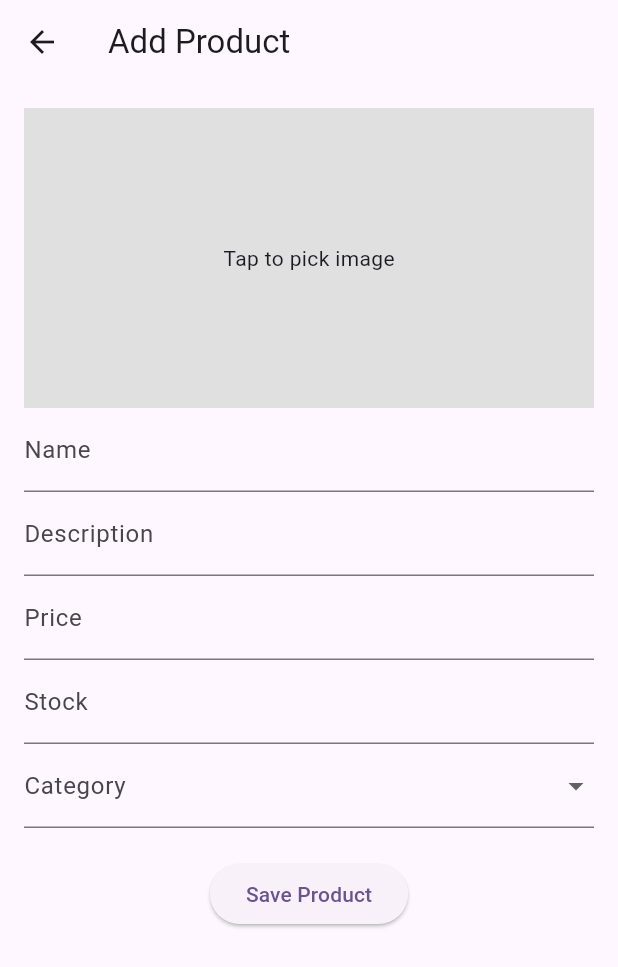
After one commit to sreejithtmurali/Luminarapifeb, a Flutter app: the Addproduct screen opened directly, after a tap on "Tap to pick image", on a phone screen of 412 x 824 dp. The commit adds this screen. Shown: the top 967 px of the screen. Run offline on Flutter 3.47's test engine with Material 3 defaults, Android fonts, the phone set to English and light mode, and no system bars; our stand-ins replace image_picker, shared_preferences; accounts and stored records are empty.

Commit message:
Initial commit2

```diff
--- /dev/null
+++ b/lib/views/addproduct.dart
@@ -0,0 +1,121 @@
+import 'dart:io';
+
+import 'package:flutter/cupertino.dart';
+import 'package:flutter/material.dart';
+import 'package:image_picker/image_picker.dart';
+import 'package:untitled3/service/apiservice.dart';
+
+class Addproduct extends StatefulWidget {
+  const Addproduct({super.key});
+
+  @override
+  State<Addproduct> createState() => _AddproductState();
+}
+
+class _AddproductState extends State<Addproduct> {
+
+  final _formKey = GlobalKey<FormState>();
+  TextEditingController namectlr=TextEditingController();
+  TextEditingController descriptionctlr=TextEditingController();
+  TextEditingController pricectlr=TextEditingController();
+  TextEditingController stockctlr=TextEditingController();
+  ApiService apiService=ApiService();
+  num? id, price, stock;
+  String? name, description, category;
+  File? imageFile;
+
+  final List<String> categories = ['Electronics', 'Clothing', 'Books', 'Toys'];
+
+  Future<void> _pickImage() async {
+    final picked = await ImagePicker().pickImage(source: ImageSource.gallery);
+    if (picked != null) {
+      setState(() {
+        imageFile = File(picked.path);
+      });
+    }
+  }
+
+  Future<void> _saveProduct() async {
+    if (_formKey.currentState!.validate()) {
+      await apiService.addproduct(
+          name: namectlr.text.trim(),
+          description: descriptionctlr.text.trim(),
+          price: pricectlr.text,
+          stock: stockctlr.text,
+          category: category,
+          image:imageFile
+      );
+     }
+  }
+
+
+  @override
+  Widget build(BuildContext context) {
+    return Scaffold(
+      appBar: AppBar(title: Text('Add Product')),
+      body: SingleChildScrollView(
+        padding: EdgeInsets.all(16),
+        child: Form(
+          key: _formKey,
+          child: Column(
+            children: [
+              GestureDetector(
+                onTap: (){
+                  _pickImage();
+                },
+                child: Container(
+                  width: double.infinity,
+                  height: 200,
+                  color: Colors.grey[300],
+                  child: imageFile != null
+                      ? Image.file(imageFile!, fit: BoxFit.cover)
+                      : Center(child: Text('Tap to pick image')),
+                ),
+              ),
+              TextFormField(
+                controller: namectlr,
+                decoration: InputDecoration(labelText: 'Name'),
+                onSaved: (val) => name = val,
+                validator: (val) => val!.isEmpty ? 'Enter name' : null,
+              ),
+              TextFormField(
+                controller: descriptionctlr,
+                decoration: InputDecoration(labelText: 'Description'),
+                onSaved: (val) => description = val,
+              ),
+              TextFormField(
+                controller: pricectlr,
+                decoration: InputDecoration(labelText: 'Price'),
+                keyboardType: TextInputType.number,
+                onSaved: (val) => price = num.tryParse(val ?? ''),
+              ),
+              TextFormField(
+                controller: stockctlr,
+                decoration: InputDecoration(labelText: 'Stock'),
+                keyboardType: TextInputType.number,
+                onSaved: (val) => stock = num.tryParse(val ?? ''),
+              ),
+              DropdownButtonFormField<String>(
+                value: category,
+                items: categories
+                    .map((c) => DropdownMenuItem(
+                  child: Text(c),
+                  value: c,
+                ))
+                    .toList(),
+                onChanged: (val) => setState(() => category = val),
+                decoration: InputDecoration(labelText: 'Category'),
+                validator: (val) => val == null ? 'Select category' : null,
+              ),
+              SizedBox(height: 20),
+              ElevatedButton(
+                onPressed: _saveProduct,
+                child: Text('Save Product'),
+              ),
+            ],
+          ),
+        ),
+      ),
+    );
+  }
+}
--- a/lib/views/home.dart
+++ b/lib/views/home.dart
@@ -2,6 +2,7 @@ import 'package:flutter/cupertino.dart';
 import 'package:flutter/material.dart';
 import 'package:untitled3/service/apiservice.dart';
 import 'package:untitled3/service/userservice2.dart';
+import 'package:untitled3/views/addproduct.dart';
 import 'package:untitled3/views/loginview.dart';
 
 import '../Model/allproducts/Data.dart';
@@ -69,7 +70,11 @@ class _HomeState extends State<Home> {
       },),
 
       floatingActionButton: FloatingActionButton(
-        onPressed: (){},
+        onPressed: (){
+          Navigator.push(context, MaterialPageRoute(builder: (BuildContext context) {
+            return Addproduct();
+          }));
+        },
         child: Icon(Icons.add),),
     );
   }
--- a/pubspec.yaml
+++ b/pubspec.yaml
@@ -37,6 +37,8 @@ dependencies:
   http:
   shared_preferences:
   flutter_native_splash:
+  image_picker: ^1.1.2
+  path_provider:
 
 dev_dependencies:
   flutter_test:
```
Also changed, not shown: pubspec.lock, 7 other files.
